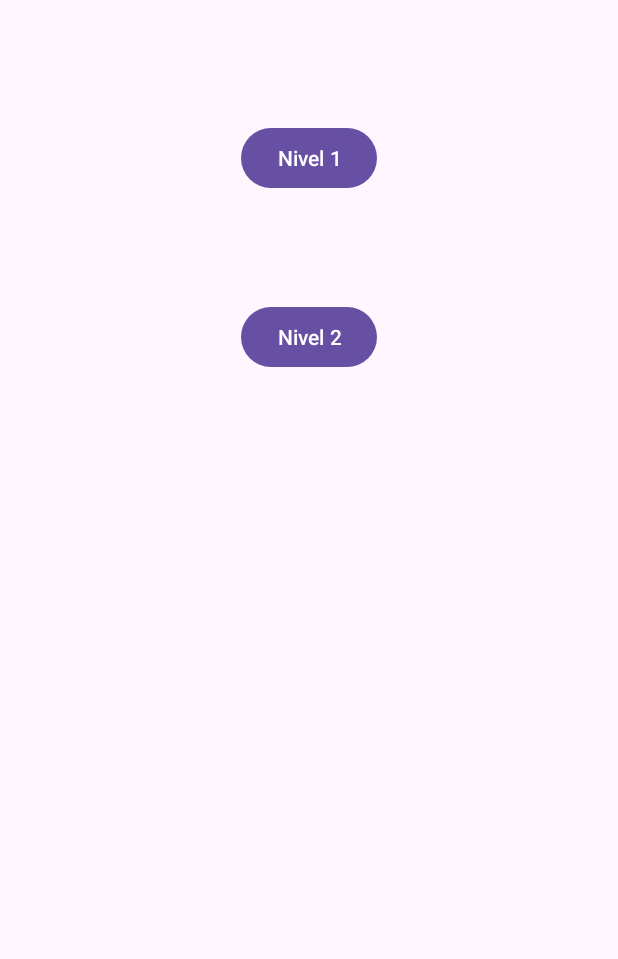
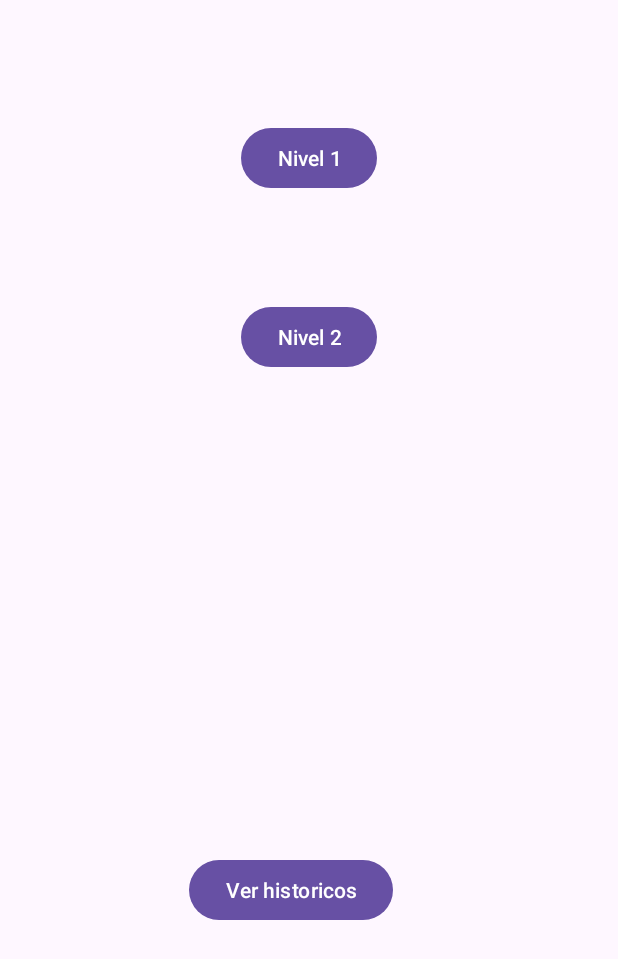
Before and after one commit to mikGomez/Kotlin_Geoguessr, an Android app: the LevelSelector screen opened directly, with no data from a screen before it, on a phone screen of 412 x 824 dp. Shown: the top 959 px of the screen. Run offline under Robolectric (Android 15) with nearby library versions, the phone set to English and light mode, and no system bars; our stand-ins replace Firebase (no records; nobody signed in at launch, a user with empty details on screens opened directly).

Commit message:
Boton historicos y arreglado algunos Toast

```diff
--- a/app/src/main/java/com/example/geoguessr/MapsGame.kt
+++ b/app/src/main/java/com/example/geoguessr/MapsGame.kt
@@ -501,8 +501,6 @@ class MapsGame : AppCompatActivity(), OnMapReadyCallback, GoogleMap.OnMyLocation
         }
     }
 
-
-
     /**
      * Este evento se lanza cuando hacemos click en un marcador.
      */
--- a/app/src/main/res/layout/activity_leverselector.xml
+++ b/app/src/main/res/layout/activity_leverselector.xml
@@ -28,4 +28,16 @@
         app:layout_constraintStart_toStartOf="parent"
         app:layout_constraintTop_toTopOf="parent"
         app:layout_constraintVertical_bias="0.259" />
+
+    <Button
+        android:id="@+id/btnHistoricos"
+        android:layout_width="wrap_content"
+        android:layout_height="wrap_content"
+        android:text="Ver historicos"
+        app:layout_constraintBottom_toBottomOf="parent"
+        app:layout_constraintEnd_toEndOf="parent"
+        app:layout_constraintHorizontal_bias="0.456"
+        app:layout_constraintStart_toStartOf="parent"
+        app:layout_constraintTop_toTopOf="parent"
+        app:layout_constraintVertical_bias="0.734" />
 </androidx.constraintlayout.widget.ConstraintLayout>
```
Also changed, not shown: app/src/main/java/com/example/geoguessr/LevelSelector.kt (+81 -0 lines).
